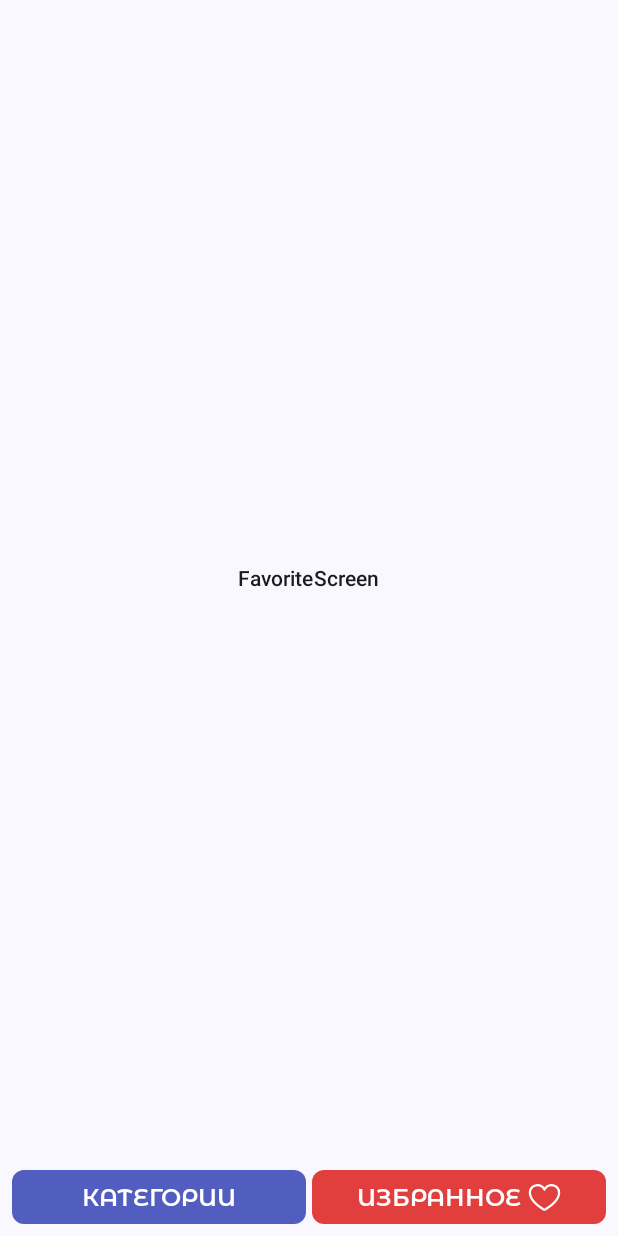
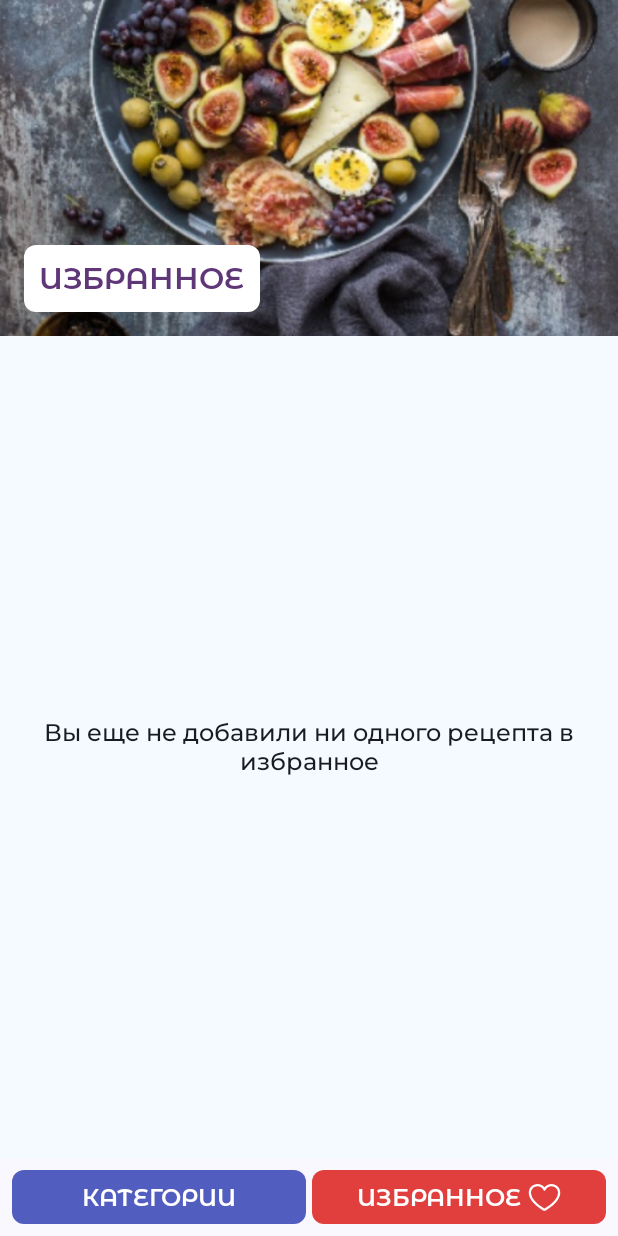
Before and after one commit to AndrewSolodovnikov/RecipeComposeApp, an Android app built with Jetpack Compose: the screen it shows after launch (MainActivity), after a tap on "ИЗБРАННОЕ", on a phone screen of 412 x 824 dp. Run offline under Robolectric (Android 15) with nearby library versions, the phone set to English and light mode, and no system bars.

Commit message:
RCA-10 добавлены экраны избранное и рецепты

```diff
--- a/app/src/main/java/com/sol/recipecomposeapp/RecipesApp.kt
+++ b/app/src/main/java/com/sol/recipecomposeapp/RecipesApp.kt
@@ -1,21 +1,16 @@
 package com.sol.recipecomposeapp
 
-import androidx.compose.foundation.layout.Box
-import androidx.compose.foundation.layout.PaddingValues
 import androidx.compose.foundation.layout.fillMaxSize
 import androidx.compose.foundation.layout.navigationBarsPadding
-import androidx.compose.foundation.layout.padding
-import androidx.compose.material3.MaterialTheme
 import androidx.compose.material3.Scaffold
-import androidx.compose.material3.Text
 import androidx.compose.runtime.Composable
 import androidx.compose.runtime.getValue
 import androidx.compose.runtime.mutableStateOf
 import androidx.compose.runtime.remember
 import androidx.compose.runtime.setValue
-import androidx.compose.ui.Alignment
 import androidx.compose.ui.Modifier
 import com.sol.recipecomposeapp.ui.categories.CategoriesScreen
+import com.sol.recipecomposeapp.ui.favorites.FavoritesScreen
 import com.sol.recipecomposeapp.ui.navigation.BottomNavigation
 
 @Composable
@@ -35,22 +30,7 @@ fun RecipeApp() {
     ) { innerPadding ->
         when (currentScreen) {
             ScreenId.CATEGORIES -> CategoriesScreen(innerPadding)
-            ScreenId.FAVORITES -> FavoriteScreen(innerPadding)
+            ScreenId.FAVORITES -> FavoritesScreen(innerPadding)
         }
     }
 }
-
-@Composable
-fun FavoriteScreen(innerPadding: PaddingValues) {
-    Box(
-        modifier = Modifier
-            .fillMaxSize()
-            .padding(innerPadding),
-        contentAlignment = Alignment.Center
-    ) {
-        Text(
-            text = "FavoriteScreen",
-            style = MaterialTheme.typography.titleSmall
-        )
-    }
-}
--- /dev/null
+++ b/app/src/main/java/com/sol/recipecomposeapp/ui/favorites/FavoritesScreen.kt
@@ -0,0 +1,56 @@
+package com.sol.recipecomposeapp.ui.favorites
+
+import androidx.compose.foundation.background
+import androidx.compose.foundation.layout.Box
+import androidx.compose.foundation.layout.Column
+import androidx.compose.foundation.layout.PaddingValues
+import androidx.compose.foundation.layout.fillMaxSize
+import androidx.compose.foundation.layout.padding
+import androidx.compose.material3.Text
+import androidx.compose.runtime.Composable
+import androidx.compose.ui.Alignment
+import androidx.compose.ui.Modifier
+import androidx.compose.ui.res.stringResource
+import androidx.compose.ui.text.style.TextAlign
+import androidx.compose.ui.tooling.preview.Preview
+import androidx.compose.ui.unit.dp
+import com.sol.recipecomposeapp.R
+import com.sol.recipecomposeapp.ui.components.ScreenHeader
+import com.sol.recipecomposeapp.ui.theme.BackgroundColor
+import com.sol.recipecomposeapp.ui.theme.recipesAppTypography
+
+@Composable
+fun FavoritesScreen(innerPadding: PaddingValues) {
+    Column(
+        modifier = Modifier
+            .fillMaxSize()
+            .padding(innerPadding)
+            .background(BackgroundColor)
+    ) {
+        ScreenHeader(
+            title = stringResource(R.string.fovorite),
+            imgResId = R.drawable.bcg_favorites,
+            imgContentDescription = stringResource(R.string.fovorite)
+        )
+        Box(
+            modifier = Modifier
+                .fillMaxSize()
+                .background(BackgroundColor),
+            contentAlignment = Alignment.Center
+        ) {
+            Text(
+                text = stringResource(R.string.none_added_to_favorites),
+                modifier = Modifier
+                    .padding(16.dp),
+                textAlign = TextAlign.Center,
+                style = recipesAppTypography.labelLarge
+            )
+        }
+    }
+}
+
+@Preview
+@Composable
+fun FavoritesScreenPreview() {
+    FavoritesScreen(innerPadding = PaddingValues(0.dp))
+}
--- a/app/src/main/res/values/strings.xml
+++ b/app/src/main/res/values/strings.xml
@@ -1,4 +1,7 @@
 <resources>
     <string name="app_name">RecipeComposeApp</string>
     <string name="categories">Категории</string>
+    <string name="none_added_to_favorites">Вы еще не добавили ни одного рецепта в избранное</string>
+    <string name="fovorite">Избранное</string>
+    <string name="recipes">Рецепты</string>
 </resources>
```
Also changed, not shown: app/src/main/java/com/sol/recipecomposeapp/ui/recipes/RecipesScreen.kt (added, +37 -0 lines), app/src/main/res/drawable/bcg_favorites.png (added), app/src/main/res/drawable/bcg_recipes_list.png (added).
